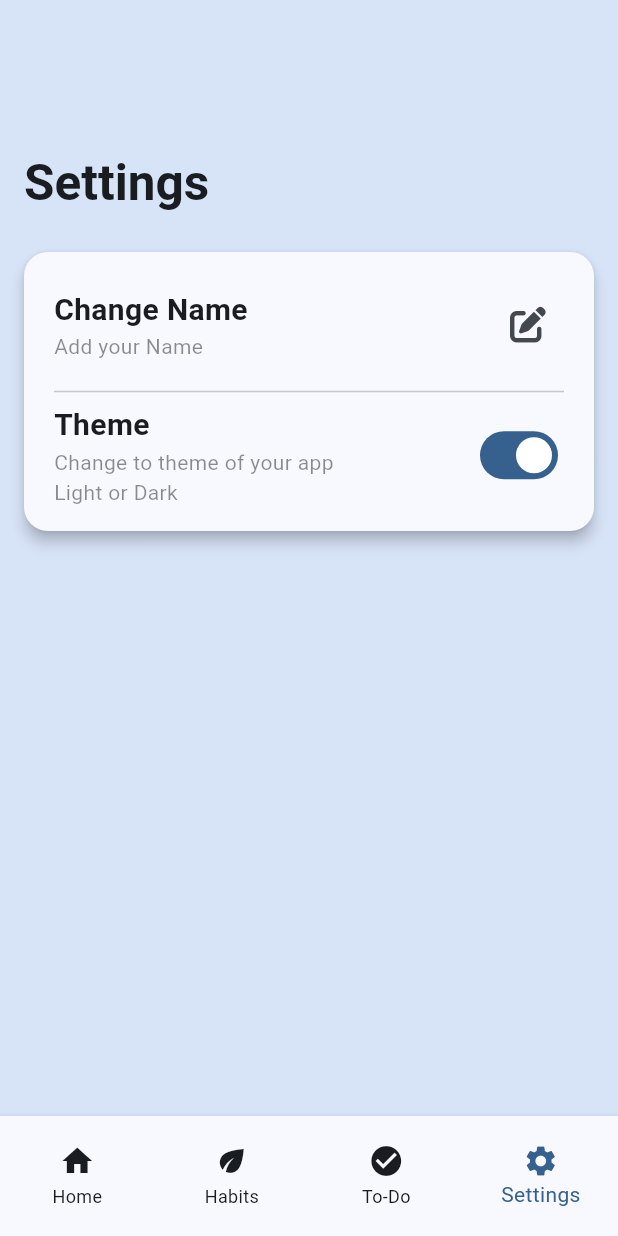
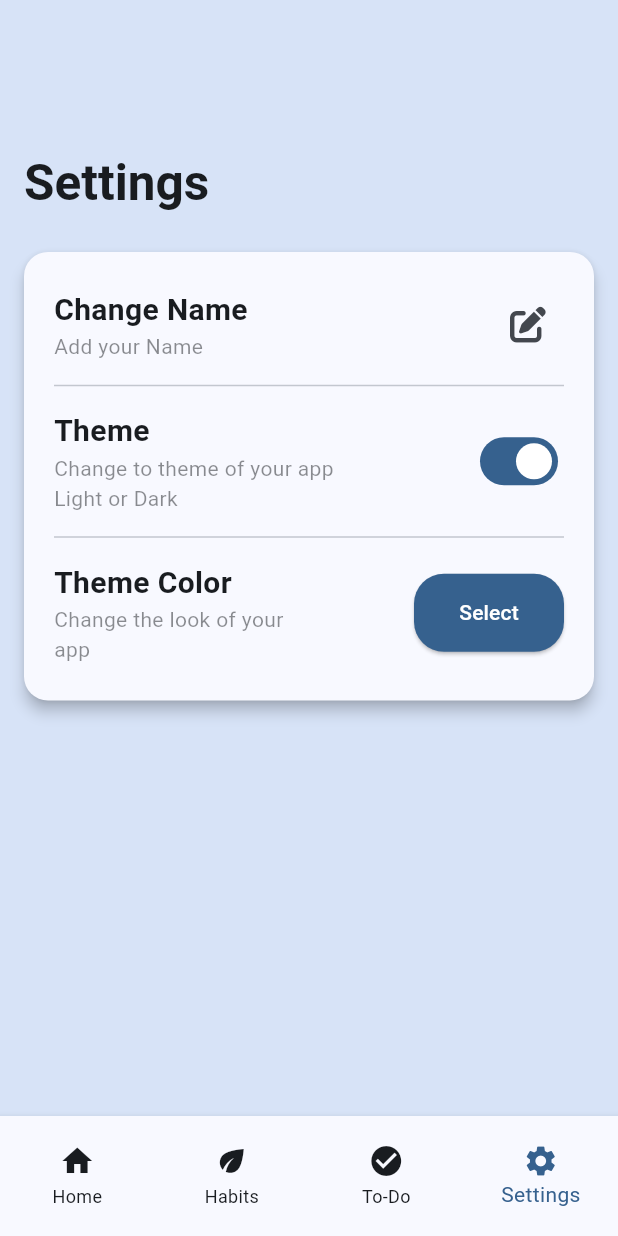
Before and after one commit to sahil-ingle/niyama, a Flutter app: the screen it shows after launch, item 4 of the bottom bar chosen, on a phone screen of 412 x 824 dp. Run offline on Flutter 3.47's test engine with Material 3 defaults, Android fonts, the phone set to English and light mode, and no system bars; our stand-ins replace animated_custom_dropdown, flutter_colorpicker, flutter_heatmap_calendar, flutter_local_notifications, flutter_slidable, flutter_toggle_tab and 6 more; missing offline and left inert: day_night_time_picker, time_picker_spinner_pop_up; accounts and stored records are empty.

Commit message:
added option to change theme color

```diff
--- a/lib/main.dart
+++ b/lib/main.dart
@@ -21,6 +21,7 @@ void main() async {
   await Hive.openBox<String>('dateBox');
   await Hive.openBox<String>('profile');
   boxToDo = await Hive.openBox<String>('to-do');
+  await Hive.openBox<int>('themeColor');
 
   NotiService().initNotification();
   runApp(const MainApp());
--- a/lib/pages/settings_page.dart
+++ b/lib/pages/settings_page.dart
@@ -1,6 +1,8 @@
 import 'package:flutter/material.dart';
+import 'package:flutter_colorpicker/flutter_colorpicker.dart';
 import 'package:hive/hive.dart';
 import 'package:icons_plus/icons_plus.dart';
+import 'package:niyama/widgets/my_elevated_btn.dart';
 import 'package:niyama/widgets/my_text_field.dart';
 
 class SettingsPage extends StatefulWidget {
@@ -13,6 +15,15 @@ class SettingsPage extends StatefulWidget {
 class _SettingsPageState extends State<SettingsPage> {
   bool _isDarkMode = true;
   Box<String> myProfile = Hive.box<String>('profile');
+  late Box<int> myThemeColor;
+  late Color selectedColor;
+
+  @override
+  void initState() {
+    super.initState();
+    myThemeColor = Hive.box<int>('themeColor');
+    selectedColor = Color(myThemeColor.get("color") ?? Colors.white.value);
+  }
 
   final _nameController = TextEditingController();
 
@@ -20,6 +31,39 @@ class _SettingsPageState extends State<SettingsPage> {
     setState(() {
       _isDarkMode = value;
     });
+  }
+
+  void changeSeedColor() {
+    showDialog(
+      context: context,
+      builder: (ctx) => AlertDialog(
+        title: Text("Select Color"),
+        content: SingleChildScrollView(
+          child: ColorPicker(
+            pickerColor: selectedColor,
+            onColorChanged: (pickerColor) {
+              setState(() {
+                selectedColor = pickerColor;
+              });
+            },
+          ),
+        ),
+        actions: [
+          MyElevatedBtn(
+            fixedSize: Size(double.infinity, 52),
+            text: "Done",
+            onTap: () {
+              myThemeColor.put("color", selectedColor.value);
+              ScaffoldMessenger.of(context).showSnackBar(
+                SnackBar(content: Text('To see effect Reset the App')),
+              );
+
+              Navigator.of(ctx).pop();
+            },
+          ),
+        ],
+      ),
+    );
   }
 
   void showDialogBox() {
@@ -109,9 +153,11 @@ class _SettingsPageState extends State<SettingsPage> {
                       ],
                     ),
                   ),
-                  SizedBox(height: 12),
+                  SizedBox(height: 8),
 
                   Divider(indent: 20, endIndent: 20),
+
+                  SizedBox(height: 8),
 
                   Padding(
                     padding: const EdgeInsets.symmetric(horizontal: 20.0),
@@ -147,7 +193,49 @@ class _SettingsPageState extends State<SettingsPage> {
                       ],
                     ),
                   ),
-                  SizedBox(height: 16),
+                  SizedBox(height: 8),
+
+                  Divider(indent: 20, endIndent: 20),
+
+                  SizedBox(height: 8),
+
+                  Padding(
+                    padding: const EdgeInsets.symmetric(horizontal: 20.0),
+                    child: Row(
+                      children: [
+                        Column(
+                          crossAxisAlignment: CrossAxisAlignment.start,
+                          children: [
+                            Text(
+                              "Theme Color",
+                              style: TextStyle(
+                                fontSize: 20,
+                                fontWeight: FontWeight.bold,
+                                color: Theme.of(context).colorScheme.onSurface,
+                              ),
+                            ),
+                            Text(
+                              "Change the look of your \napp ",
+                              style: TextStyle(
+                                fontSize: 14,
+                                color: Theme.of(
+                                  context,
+                                ).colorScheme.onSurface.withValues(alpha: 0.5),
+                              ),
+                            ),
+                          ],
+                        ),
+                        Spacer(),
+                        MyElevatedBtn(
+                          text: "Select",
+                          onTap: changeSeedColor,
+                          fixedSize: Size(100, 52),
+                        ),
+                      ],
+                    ),
+                  ),
+
+                  SizedBox(height: 24),
                 ],
               ),
             ),
--- a/lib/theme/dark_theme.dart
+++ b/lib/theme/dark_theme.dart
@@ -1,8 +1,14 @@
 import 'package:flutter/material.dart';
+import 'package:hive_flutter/adapters.dart';
+
+final Box<int> myThemeColor = Hive.box<int>('themeColor');
+final Color mySeedColor = Color(
+  myThemeColor.get("color") ?? Colors.green.value,
+);
 
 /// Dark Color Scheme
 final kColorSchemeDark = ColorScheme.fromSeed(
-  seedColor: Colors.blue,
+  seedColor: mySeedColor,
   brightness: Brightness.dark, // Ensures dark-appropriate colors
 );
 
--- /dev/null
+++ b/lib/widgets/my_elevated_btn.dart
@@ -0,0 +1,33 @@
+import 'package:flutter/material.dart';
+
+class MyElevatedBtn extends StatelessWidget {
+  const MyElevatedBtn({
+    this.fixedSize = const Size(160, 52),
+    required this.text,
+    required this.onTap,
+    super.key,
+  });
+
+  final String text;
+  final Function() onTap;
+  final Size fixedSize;
+
+  @override
+  Widget build(BuildContext context) {
+    return ElevatedButton(
+      style: ElevatedButton.styleFrom(
+        backgroundColor: Theme.of(context).colorScheme.primary,
+        fixedSize: fixedSize,
+        shape: RoundedRectangleBorder(
+          borderRadius: BorderRadiusGeometry.circular(20),
+        ),
+      ),
+
+      onPressed: onTap,
+      child: Text(
+        text,
+        style: TextStyle(color: Theme.of(context).colorScheme.onPrimary),
+      ),
+    );
+  }
+}
--- a/pubspec.yaml
+++ b/pubspec.yaml
@@ -11,6 +11,7 @@ dependencies:
   day_night_time_picker: ^1.3.1
   flutter:
     sdk: flutter
+  flutter_colorpicker: ^1.1.0
   flutter_heatmap_calendar: ^1.0.5
   flutter_local_notifications: ^19.4.2
   flutter_slidable: ^4.0.1
```
Also changed, not shown: lib/pages/habit_add_sheet.dart (+2 -15 lines), pubspec.lock, 1 other file.
